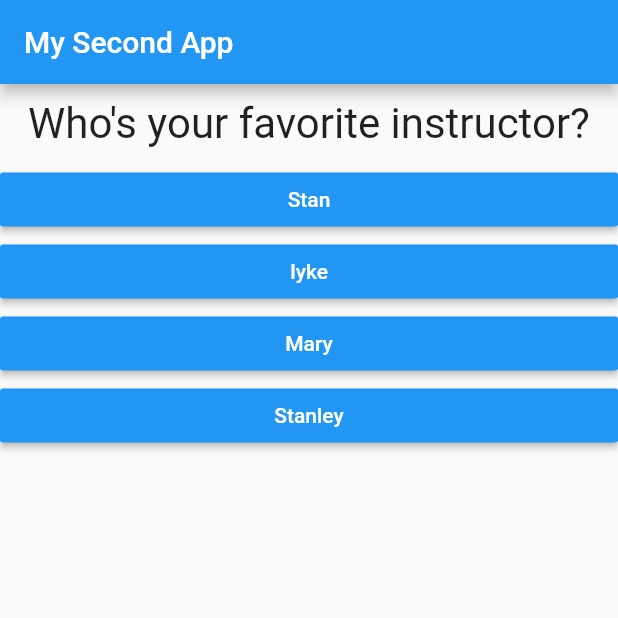
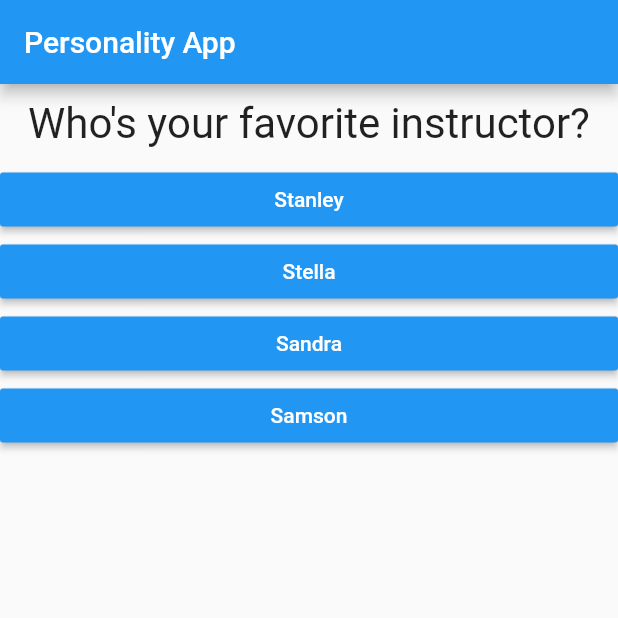
Before and after one commit to azubuikestanley/flutter_practise, a Flutter app: the screen it shows after launch, after a tap on "Black", after a tap on "Lion", on a phone screen of 412 x 824 dp, the top half of it. Run offline on Flutter 3.47's test engine with Material 2 defaults, Android fonts, the phone set to English and light mode, and no system bars.

Commit message:
commit changes

```diff
--- a/lib/main.dart
+++ b/lib/main.dart
@@ -39,10 +39,10 @@ class _MyAppState extends State<MyApp> {
     {
       'questionText': 'Who\'s your favorite instructor?',
       'answers': [
-        {'text': 'Stan', 'score': 1},
-        {'text': 'Iyke', 'score': 1},
-        {'text': 'Mary', 'score': 1},
         {'text': 'Stanley', 'score': 1},
+        {'text': 'Stella', 'score': 1},
+        {'text': 'Sandra', 'score': 1},
+        {'text': 'Samson', 'score': 1},
       ],
     },
   ];
@@ -63,7 +63,7 @@ class _MyAppState extends State<MyApp> {
     setState(() {
       _questionIndex = _questionIndex + 1;
     });
-    print(_questionIndex);
+    // print(_questionIndex);
     if (_questionIndex < _questions.length) {
       print('We have more question');
     } else {
@@ -76,7 +76,7 @@ class _MyAppState extends State<MyApp> {
     return MaterialApp(
       home: Scaffold(
         appBar: AppBar(
-          title: Text('My Second App'),
+          title: Text('Personality App'),
         ),
         body: _questionIndex < _questions.length
             ? Quiz(
```
